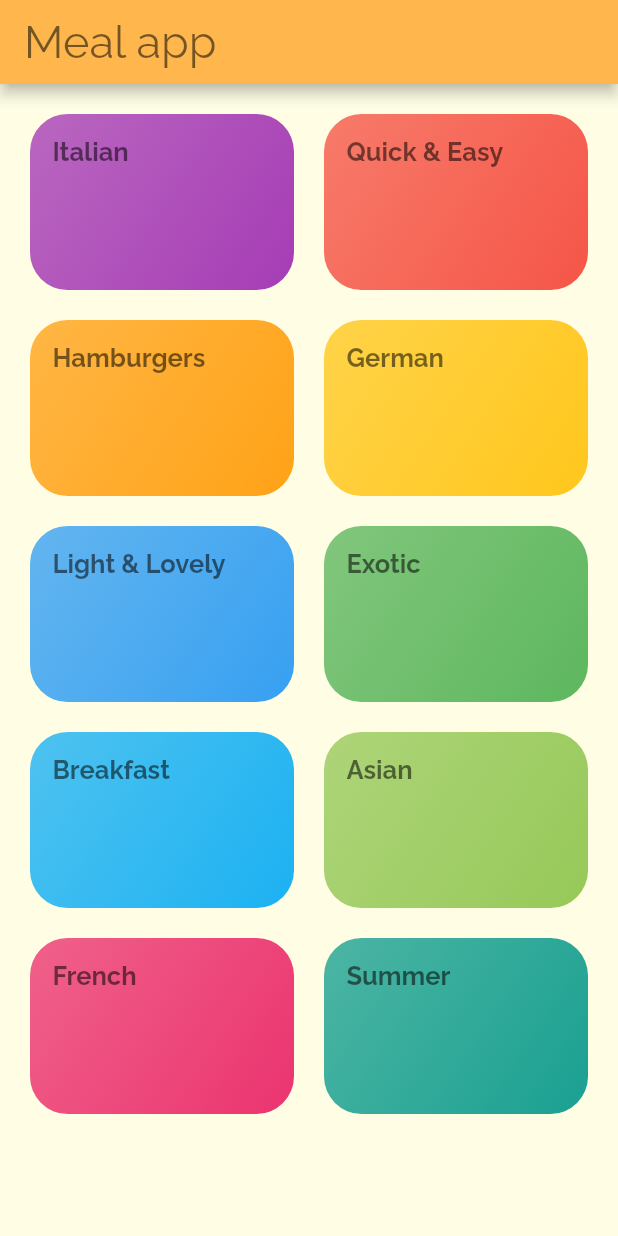
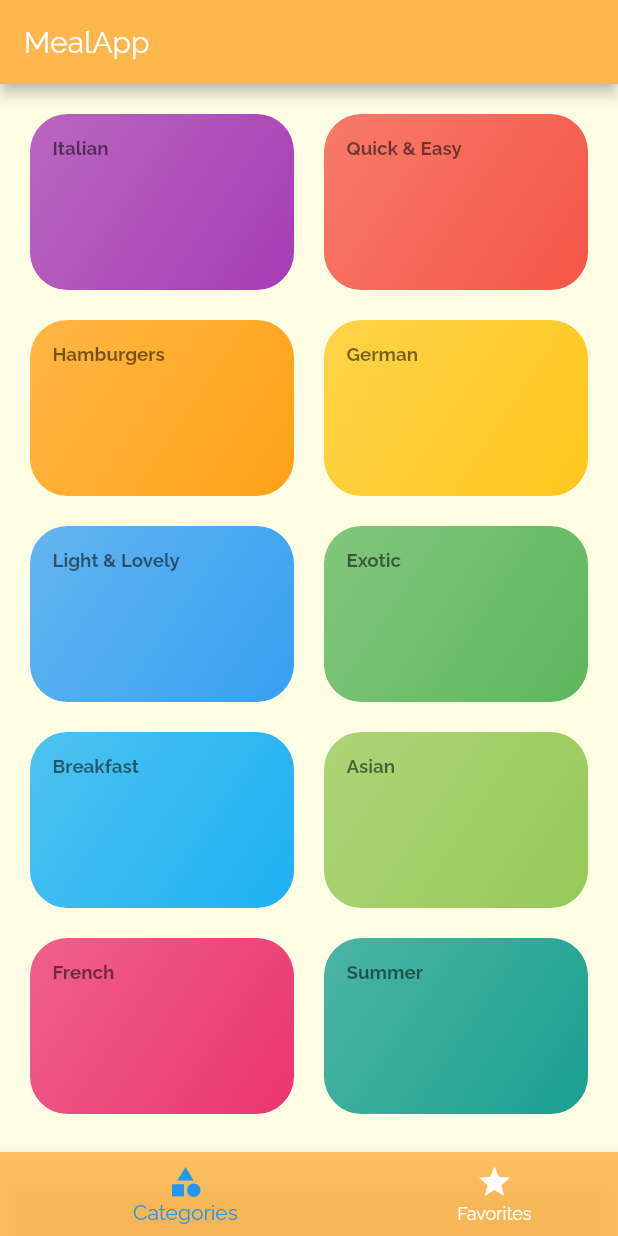
Before and after one commit to hoangankin2211/Flutter, a Flutter app: the screen it shows after launch, on a phone screen of 412 x 824 dp. Run offline on Flutter 3.47's test engine with Material 2 defaults, Android fonts, the phone set to English and light mode, and no system bars; missing offline and left inert: dart:ffi.

Commit message:
Update_[meal_app]_Add new UI_[5/5/2022]

```diff
--- a/meal_app/lib/main.dart
+++ b/meal_app/lib/main.dart
@@ -1,9 +1,8 @@
 import 'package:flutter/material.dart';
-import 'package:meal_app/widgets/meal_item.dart';
-import './widgets/categories_item.dart';
 import './screens/categories_screen.dart';
 import './screens/categories_meal_screen.dart';
 import './screens/meal_item_detail_screen.dart';
+import './screens/tabs_screen.dart';
 
 void main() {
   runApp(const MyApp());
@@ -34,16 +33,23 @@ class MyApp extends StatelessWidget {
             ),
             headline3: TextStyle(
               fontFamily: 'Raleway',
-            fontSize: 17,
+              fontSize: 12.5,
               fontWeight: FontWeight.w600,
             ),
           ),
         ),
-      home: const CategoriesScreen(),
+        // home: const CategoriesScreen(),
+        initialRoute: '/',
         routes: {
-        CategoriesItem.routeName: (context) => const CategoriesMealScreen(),
-        MealItem.routeName: (context) => const MealItemDetailScreen(),
+          '/': (context) => const TabsScreen(),
+          CategoriesMealScreen.routeName: (context) =>
+              const CategoriesMealScreen(),
+          MealItemDetailScreen.routeName: (context) =>
+              const MealItemDetailScreen(),
         },
-    );
+        onUnknownRoute: (settings) {
+          return MaterialPageRoute(
+              builder: (context) => const CategoriesScreen());
+        });
   }
 }
--- a/meal_app/lib/screens/categories_meal_screen.dart
+++ b/meal_app/lib/screens/categories_meal_screen.dart
@@ -4,6 +4,8 @@ import '../models/category.dart';
 import '../dummy_data.dart';
 
 class CategoriesMealScreen extends StatelessWidget {
+  static const routeName = '/categories-meal-screen';
+
   const CategoriesMealScreen({Key? key}) : super(key: key);
 
   @override
--- a/meal_app/lib/screens/categories_screen.dart
+++ b/meal_app/lib/screens/categories_screen.dart
@@ -7,15 +7,7 @@ class CategoriesScreen extends StatelessWidget {
 
   @override
   Widget build(BuildContext context) {
-    return Scaffold(
-      appBar: AppBar(
-        backgroundColor: Theme.of(context).primaryColor,
-        title: Text(
-          'Meal app',
-          style: Theme.of(context).textTheme.headline1,
-        ),
-      ),
-      body: GridView(
+    return GridView(
       padding: const EdgeInsets.all(20),
       gridDelegate: const SliverGridDelegateWithMaxCrossAxisExtent(
         maxCrossAxisExtent: 200,
@@ -26,7 +18,6 @@ class CategoriesScreen extends StatelessWidget {
       children: dummyCategoriesName.map((e) {
         return CategoriesItem(category: e);
       }).toList(),
-      ),
     );
   }
 }
--- /dev/null
+++ b/meal_app/lib/screens/tabs_screen.dart
@@ -0,0 +1,60 @@
+import 'package:flutter/material.dart';
+import './categories_screen.dart';
+import './favorites_screen.dart';
+
+class TabsScreen extends StatefulWidget {
+  const TabsScreen({Key? key}) : super(key: key);
+
+  @override
+  State<TabsScreen> createState() => _TabsScreenState();
+}
+
+class _TabsScreenState extends State<TabsScreen> {
+  final List<Map<String, Object>> _page = [
+    {
+      'title': 'Categories',
+      'widget': const CategoriesScreen(),
+      'icon': const Icon(Icons.category),
+    },
+    {
+      'title': 'Favorites',
+      'widget': const FavoritesScreen(),
+      'icon': const Icon(Icons.star),
+    },
+  ];
+
+  int selectedIndex = 0;
+
+  void _selectPage(int index) {
+    setState(() {
+      selectedIndex = index;
+    });
+  }
+
+  @override
+  Widget build(BuildContext context) {
+    return Scaffold(
+      appBar: AppBar(
+        backgroundColor: Theme.of(context).primaryColor,
+        title: const Text('MealApp'),
+      ),
+      body: _page[selectedIndex]['widget'] as Widget,
+      bottomNavigationBar: BottomNavigationBar(
+        currentIndex: selectedIndex,
+        onTap: _selectPage,
+        type: BottomNavigationBarType.shifting,
+        selectedItemColor: Colors.blue,
+        showUnselectedLabels: true,
+        items: [
+          ..._page.map((page) {
+            return BottomNavigationBarItem(
+              backgroundColor: const Color.fromARGB(225, 255, 183, 77),
+              icon: page['icon'] as Icon,
+              label: page['title'] as String,
+            );
+          }).toList()
+        ],
+      ),
+    );
+  }
+}
--- a/meal_app/lib/widgets/categories_item.dart
+++ b/meal_app/lib/widgets/categories_item.dart
@@ -1,15 +1,14 @@
 import 'package:flutter/material.dart';
 import '../models/category.dart';
+import '../screens/categories_meal_screen.dart';
 
 class CategoriesItem extends StatelessWidget {
-  static const routeName = '/categories-meal-screen';
-
   final Category category;
   const CategoriesItem({Key? key, required this.category}) : super(key: key);
 
   void selectCategory(BuildContext context) {
     Navigator.of(context).pushNamed(
-      routeName,
+      CategoriesMealScreen.routeName,
       arguments: category,
     );
   }
--- a/meal_app/lib/widgets/meal_item.dart
+++ b/meal_app/lib/widgets/meal_item.dart
@@ -1,10 +1,9 @@
 import 'package:flutter/material.dart';
 import 'package:meal_app/models/meal.dart';
+import 'package:meal_app/screens/meal_item_detail_screen.dart';
 import '../models/meal.dart';
 
 class MealItem extends StatelessWidget {
-  static final routeName = '/meal_detai_screen';
-
   final Meal meal;
   const MealItem({Key? key, required this.meal}) : super(key: key);
 
@@ -35,7 +34,8 @@ class MealItem extends StatelessWidget {
   }
 
   void selectMeal(BuildContext context) {
-    Navigator.of(context).pushNamed(routeName, arguments: meal);
+    Navigator.of(context)
+        .pushNamed(MealItemDetailScreen.routeName, arguments: meal);
   }
 
   @override
```
Also changed, not shown: meal_app/lib/screens/favorites_screen.dart (added, +12 -0 lines), meal_app/lib/screens/meal_item_detail_screen.dart (+93 -7 lines), meal_app/lib/widgets/ingredients_item.dart (added, +30 -0 lines), meal_app/lib/widgets/step_item.dart (added, +38 -0 lines). Lines whose indentation alone changed are shown as unchanged.
